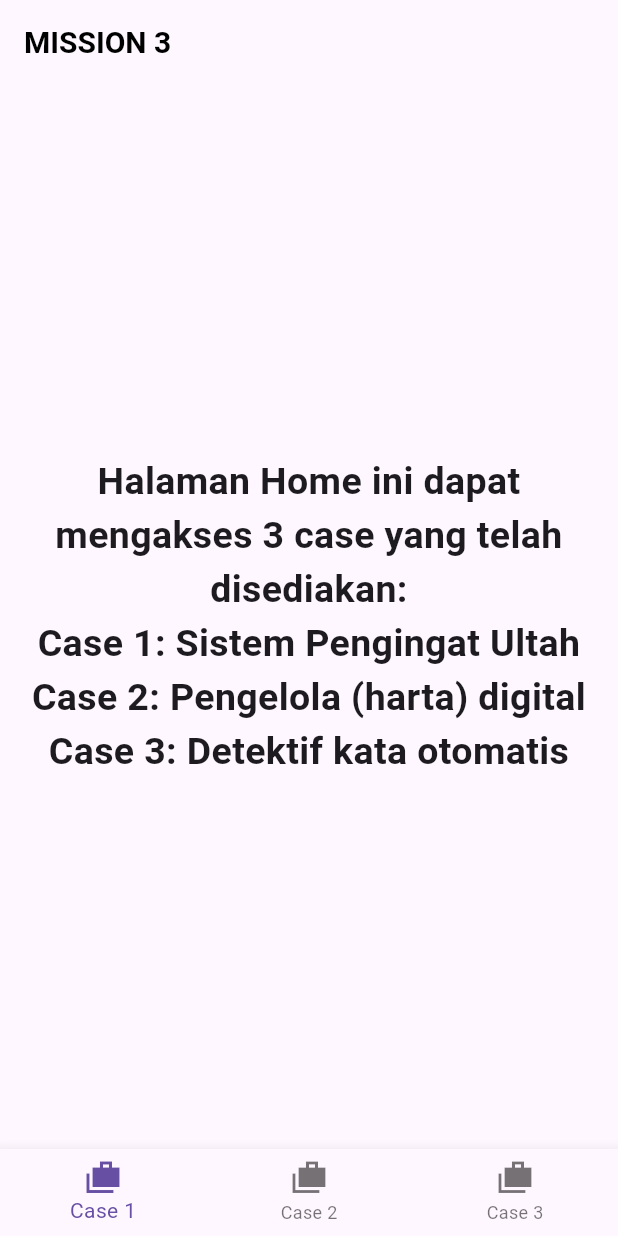
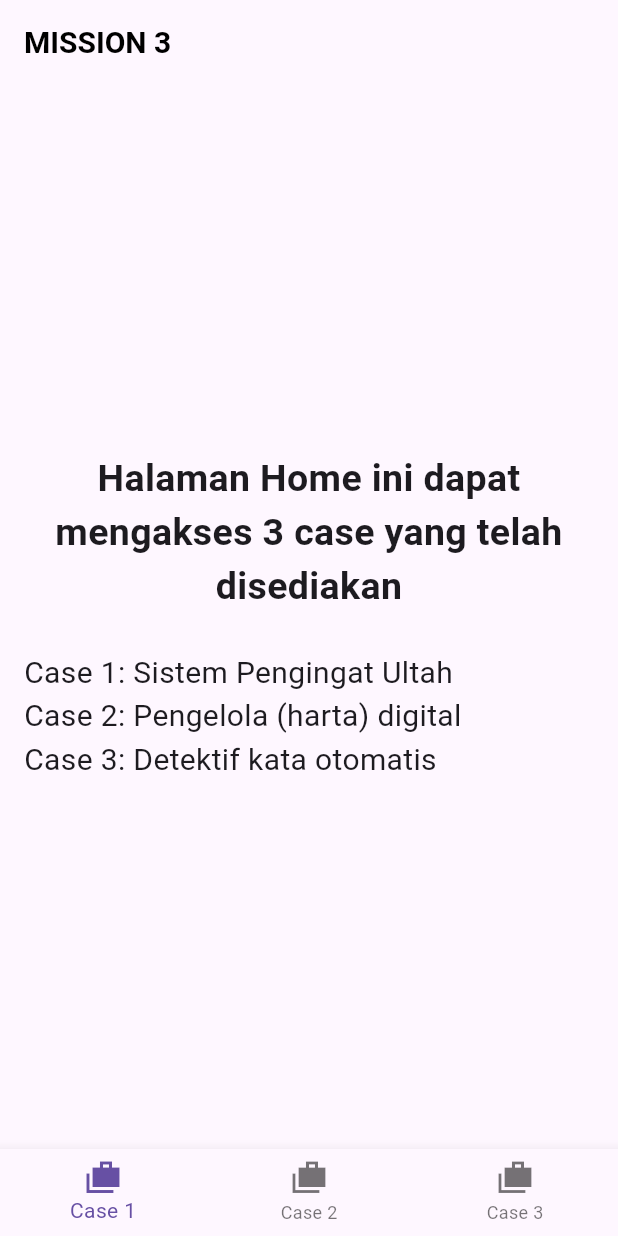
Before and after one commit to MuammarIbnu/mission_3_dart_duel, a Flutter app: the screen it shows after launch, on a phone screen of 412 x 824 dp. Run offline on Flutter 3.47's test engine with Material 3 defaults, Android fonts, the phone set to English and light mode, and no system bars; our stand-ins replace shared_preferences; accounts and stored records are empty.

Commit message:
last kantor

```diff
--- a/lib/main.dart
+++ b/lib/main.dart
@@ -1,6 +1,4 @@
 import 'package:flutter/material.dart';
-import 'package:mission_3_dart_duel/pages/case2.dart';
-import 'package:mission_3_dart_duel/pages/case3.dart';
 import 'pages/homepage.dart';
 import 'pages/case1.dart';
 // import 'pages/case2.dart';
--- a/lib/pages/case1.dart
+++ b/lib/pages/case1.dart
@@ -8,8 +8,8 @@ class CaseSatu extends StatelessWidget {
   @override
   Widget build(BuildContext context) {
     List<Map<String, dynamic>> teman = [
-      {'nama': 'Muammar', 'ultah': '2000-01-15'},
-      {'nama': 'Ibnu', 'ultah': '1945-01-20'},
+      {'nama': 'SBY', 'ultah': '2000-01-15'},
+      {'nama': 'Pabowo', 'ultah': '1945-01-20'},
       {'nama': 'Jokowi', 'ultah': null},
     ];
 
@@ -50,7 +50,7 @@ class CaseSatu extends StatelessWidget {
               style: TextStyle(fontSize: 18, fontWeight: FontWeight.bold),
             ),
             const SizedBox(height: 10),
-            ...hasil.map((h) => Text(h)).toList(),
+            ...hasil.map((h) => Text(h)),
             const Divider(),
             Text("(Total ada $total teman yang harus kamu hubungi!)"),
           ],
--- a/lib/pages/case2.dart
+++ b/lib/pages/case2.dart
@@ -146,7 +146,7 @@ class _CaseDuaState extends State<CaseDua> {
               controller: namaController,
               decoration: InputDecoration(
                   labelText: "Nama",
-                hintText: namaTerdaftar
+                  hintText: namaTerdaftar
                     ? "Cukup masukkan nama untuk login"
                     : "Masukkan nama baru untuk register",
                     ),
--- a/lib/pages/homepage.dart
+++ b/lib/pages/homepage.dart
@@ -31,20 +31,29 @@ class _HomePageState extends State<HomePage> {
         padding: const EdgeInsets.all(16.0),
         child: Column(
           mainAxisAlignment: MainAxisAlignment.center,
-          crossAxisAlignment: CrossAxisAlignment.center,
+          crossAxisAlignment: CrossAxisAlignment.start,
           children: [
             const Text(
-              // "Halaman Home ini dapat mengakses 3 case yang telah diberikan, Case 1: Informasi Ultah Teman, Case 2: Informasi Ultah Teman, Case 3: Informasi Ultah Teman",
-              "Halaman Home ini dapat mengakses 3 case yang telah disediakan:\n"
-                  "Case 1: Sistem Pengingat Ultah\n"
-                  "Case 2: Pengelola (harta) digital\n"
-                  "Case 3: Detektif kata otomatis",
+              "Halaman Home ini dapat mengakses 3 case yang telah disediakan",
               style: TextStyle(
                 fontSize: 25,
                 fontWeight: FontWeight.bold,
                 ),
               textAlign: TextAlign.center,
               ),
+
+            const SizedBox(
+                height: 25),
+
+            const Text(
+                  "Case 1: Sistem Pengingat Ultah\n"
+                  "Case 2: Pengelola (harta) digital\n"
+                  "Case 3: Detektif kata otomatis",
+              style: TextStyle(
+                fontSize: 20,
+              ),
+              textAlign: TextAlign.start,
+            ),
           ],
         ),
       ),
```
